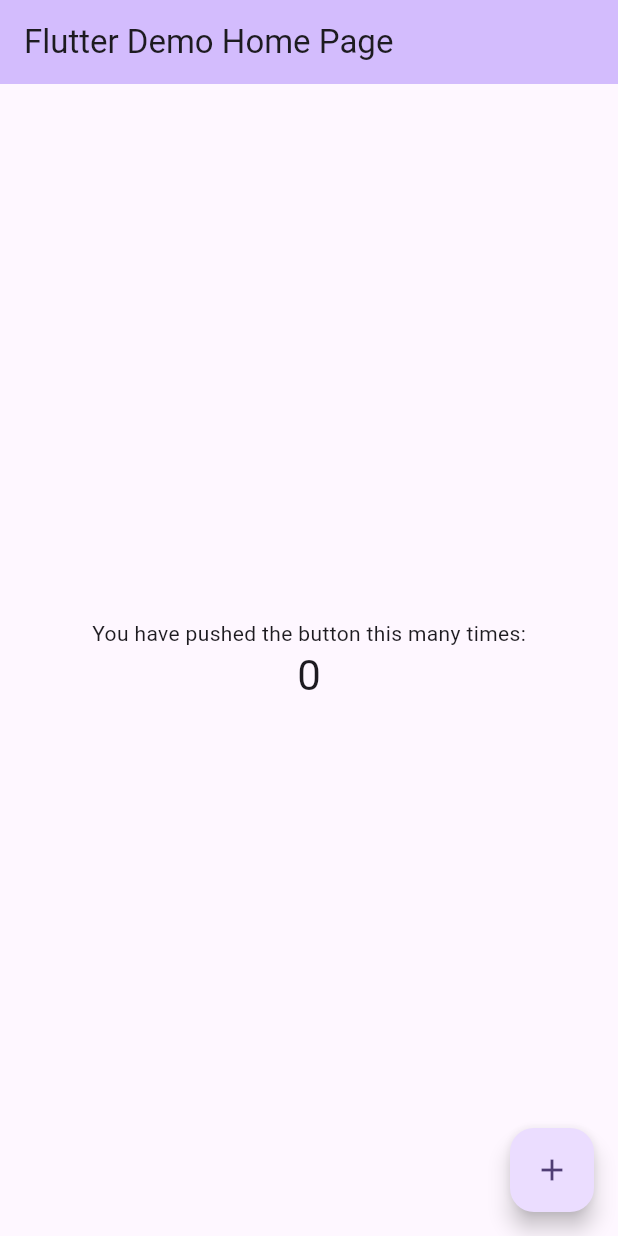
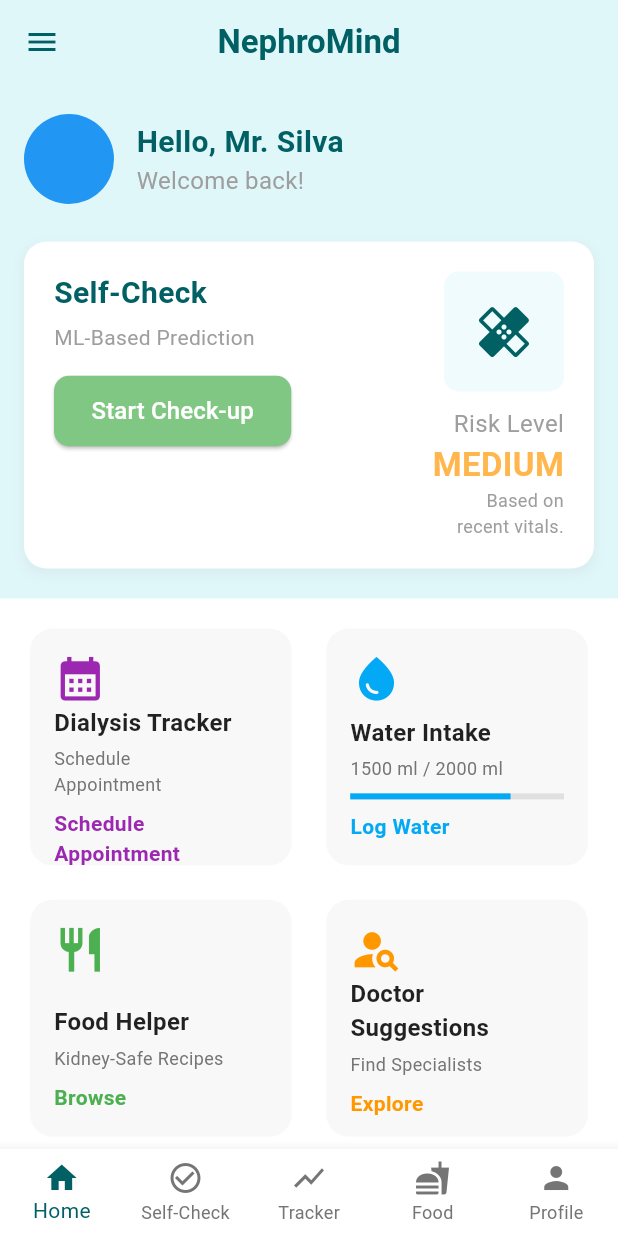
Before and after one commit to nipuni-Gurusinghe/NephroMind-Mobile-application, a Flutter app: the screen it shows after launch, on a phone screen of 412 x 824 dp. Run offline on Flutter 3.47's test engine with Material 3 defaults, Android fonts, the light colour scheme and no system bars.

Commit message:
Main dashboard

```diff
--- /dev/null
+++ b/lib/dashboard_screen.dart
@@ -0,0 +1,399 @@
+import 'package:flutter/material.dart';
+
+class DashboardScreen extends StatelessWidget {
+  const DashboardScreen({super.key});
+
+  @override
+  Widget build(BuildContext context) {
+    // Define the primary color from the UI image
+    const Color primaryBlue = Color(0xFFE0F7FA); // Light blue background for the top section
+    const Color darkBlueText = Color(0xFF006064); // Dark blue for NephroMind text
+    const Color cardBackgroundLight = Color(0xFFF8F8F8); // A very light grey for card backgrounds
+    const Color accentGreen = Color(0xFF81C784); // Green for "Start Check-up" button
+    const Color accentOrange = Color(0xFFFFB74D); // Orange for "Risk Level"
+    const Color accentPurple = Color(0xFF9C27B0); // Purple for "Community Portal" and profile icon
+
+    return Scaffold(
+      backgroundColor: Colors.white,
+      appBar: AppBar(
+        backgroundColor: primaryBlue, // Top section background color
+        elevation: 0,
+        leading: Builder(
+          builder: (context) => IconButton(
+            icon: const Icon(Icons.menu, color: darkBlueText),
+            onPressed: () {
+              // Scaffold.of(context).openDrawer(); // For a drawer
+            },
+          ),
+        ),
+        title: const Text(
+          'NephroMind',
+          style: TextStyle(
+            color: darkBlueText,
+            fontWeight: FontWeight.bold,
+            fontSize: 22,
+          ),
+        ),
+        centerTitle: true,
+        actions: const [
+          Padding(
+            padding: EdgeInsets.only(right: 16.0),
+            child: Icon(Icons.wifi, color: Colors.transparent), // Placeholder for consistent spacing
+          ),
+        ],
+      ),
+      body: SingleChildScrollView(
+        child: Column(
+          crossAxisAlignment: CrossAxisAlignment.start,
+          children: <Widget>[
+            // Top Section (Header and Self-Check Card)
+            Container(
+              padding: const EdgeInsets.symmetric(horizontal: 16.0, vertical: 20.0),
+              color: primaryBlue, // Background for the top section
+              child: Column(
+                crossAxisAlignment: CrossAxisAlignment.start,
+                children: [
+                  Row(
+                    children: [
+                      const CircleAvatar(
+                        radius: 30,
+                        backgroundColor: Colors.blue, // Blue circle as in the image
+                        // backgroundImage: AssetImage('assets/profile_pic.png'), // If you have a profile picture
+                      ),
+                      const SizedBox(width: 15),
+                      Column(
+                        crossAxisAlignment: CrossAxisAlignment.start,
+                        children: const [
+                          Text(
+                            'Hello, Mr. Silva',
+                            style: TextStyle(
+                              fontSize: 20,
+                              fontWeight: FontWeight.w600,
+                              color: darkBlueText,
+                            ),
+                          ),
+                          Text(
+                            'Welcome back!',
+                            style: TextStyle(
+                              fontSize: 16,
+                              color: Colors.grey,
+                            ),
+                          ),
+                        ],
+                      ),
+                    ],
+                  ),
+                  const SizedBox(height: 25),
+                  // Self-Check Card
+                  Container(
+                    padding: const EdgeInsets.all(20.0),
+                    decoration: BoxDecoration(
+                      color: Colors.white,
+                      borderRadius: BorderRadius.circular(15.0),
+                      boxShadow: [
+                        BoxShadow(
+                          color: Colors.grey.withOpacity(0.1),
+                          spreadRadius: 2,
+                          blurRadius: 5,
+                          offset: const Offset(0, 3),
+                        ),
+                      ],
+                    ),
+                    child: Row(
+                      crossAxisAlignment: CrossAxisAlignment.start,
+                      children: [
+                        Expanded(
+                          flex: 3,
+                          child: Column(
+                            crossAxisAlignment: CrossAxisAlignment.start,
+                            children: [
+                              const Text(
+                                'Self-Check',
+                                style: TextStyle(
+                                  fontSize: 20,
+                                  fontWeight: FontWeight.bold,
+                                  color: darkBlueText,
+                                ),
+                              ),
+                              const SizedBox(height: 5),
+                              const Text(
+                                'ML-Based Prediction',
+                                style: TextStyle(
+                                  fontSize: 14,
+                                  color: Colors.grey,
+                                ),
+                              ),
+                              const SizedBox(height: 15),
+                              ElevatedButton(
+                                onPressed: () {
+                                  // Handle Start Check-up
+                                },
+                                style: ElevatedButton.styleFrom(
+                                  backgroundColor: accentGreen, // Green button
+                                  shape: RoundedRectangleBorder(
+                                    borderRadius: BorderRadius.circular(10.0),
+                                  ),
+                                  padding: const EdgeInsets.symmetric(horizontal: 25, vertical: 12),
+                                ),
+                                child: const Text(
+                                  'Start Check-up',
+                                  style: TextStyle(
+                                    color: Colors.white,
+                                    fontSize: 16,
+                                  ),
+                                ),
+                              ),
+                            ],
+                          ),
+                        ),
+                        Expanded(
+                          flex: 2,
+                          child: Column(
+                            crossAxisAlignment: CrossAxisAlignment.end,
+                            children: [
+                              // Placeholder for kidney image as in the original UI
+                              // You might use an Image.asset here
+                              Container(
+                                width: 80,
+                                height: 80,
+                                decoration: BoxDecoration(
+                                  color: primaryBlue.withOpacity(0.5),
+                                  borderRadius: BorderRadius.circular(10),
+                                ),
+                                child: const Center(
+                                  child: Icon(Icons.healing, size: 40, color: darkBlueText),
+                                ),
+                              ),
+                              const SizedBox(height: 10),
+                              const Text(
+                                'Risk Level',
+                                style: TextStyle(
+                                  fontSize: 16,
+                                  color: Colors.grey,
+                                ),
+                              ),
+                              Text(
+                                'MEDIUM',
+                                style: TextStyle(
+                                  fontSize: 22,
+                                  fontWeight: FontWeight.bold,
+                                  color: accentOrange, // Orange text
+                                ),
+                              ),
+                              const Text(
+                                'Based on\nrecent vitals.',
+                                textAlign: TextAlign.right,
+                                style: TextStyle(
+                                  fontSize: 12,
+                                  color: Colors.grey,
+                                ),
+                              ),
+                            ],
+                          ),
+                        ),
+                      ],
+                    ),
+                  ),
+                ],
+              ),
+            ),
+            // Main Grid Section
+            Padding(
+              padding: const EdgeInsets.all(16.0),
+              child: GridView.count(
+                shrinkWrap: true,
+                physics: const NeverScrollableScrollPhysics(),
+                crossAxisCount: 2,
+                crossAxisSpacing: 15.0,
+                mainAxisSpacing: 15.0,
+                childAspectRatio: 1.1, // Adjust to make cards slightly taller
+                children: <Widget>[
+                  _DashboardCard(
+                    icon: Icons.calendar_month,
+                    iconColor: Colors.purple,
+                    title: 'Dialysis Tracker',
+                    subtitle: 'Schedule\nAppointment',
+                    buttonText: 'Schedule Appointment',
+                    onTap: () {},
+                    backgroundColor: cardBackgroundLight,
+                    showButton: true,
+                  ),
+                  _DashboardCard(
+                    icon: Icons.water_drop,
+                    iconColor: Colors.lightBlue,
+                    title: 'Water Intake',
+                    subtitle: '1500 ml / 2000 ml',
+                    progressValue: 0.75, // 1500/2000 = 0.75
+                    buttonText: 'Log Water',
+                    onTap: () {},
+                    backgroundColor: cardBackgroundLight,
+                    showButton: true,
+                  ),
+                  _DashboardCard(
+                    icon: Icons.restaurant,
+                    iconColor: Colors.green,
+                    title: 'Food Helper',
+                    subtitle: 'Kidney-Safe Recipes',
+                    buttonText: 'Browse',
+                    onTap: () {},
+                    backgroundColor: cardBackgroundLight,
+                    showButton: true,
+                  ),
+                  _DashboardCard(
+                    icon: Icons.person_search,
+                    iconColor: Colors.orange,
+                    title: 'Doctor Suggestions',
+                    subtitle: 'Find Specialists',
+                    buttonText: 'Explore',
+                    onTap: () {},
+                    backgroundColor: cardBackgroundLight,
+                    showButton: true,
+                  ),
+                  _DashboardCard(
+                    icon: Icons.people,
+                    iconColor: accentPurple,
+                    title: 'Community Portal',
+                    subtitle: 'Health Tips & More',
+                    buttonText: 'Read Tips',
+                    onTap: () {},
+                    backgroundColor: cardBackgroundLight,
+                    showButton: true,
+                  ),
+                  _DashboardCard(
+                    icon: Icons.campaign,
+                    iconColor: Colors.redAccent,
+                    title: 'Awareness Programs',
+                    subtitle: 'Health Tips & More',
+                    buttonText: 'View More',
+                    onTap: () {},
+                    backgroundColor: cardBackgroundLight,
+                    showButton: true,
+                  ),
+                ],
+              ),
+            ),
+            const SizedBox(height: 20), // Add some bottom spacing
+          ],
+        ),
+      ),
+      bottomNavigationBar: BottomNavigationBar(
+        type: BottomNavigationBarType.fixed, // Ensures all items are visible
+        selectedItemColor: darkBlueText, // Selected icon color
+        unselectedItemColor: Colors.grey[600], // Unselected icon color
+        backgroundColor: Colors.white,
+        currentIndex: 0, // Assuming Home is the initial selected tab
+        onTap: (index) {
+          // Handle navigation here
+        },
+        items: const [
+          BottomNavigationBarItem(
+            icon: Icon(Icons.home),
+            label: 'Home',
+          ),
+          BottomNavigationBarItem(
+            icon: Icon(Icons.check_circle_outline), // Changed to reflect "Self-Check"
+            label: 'Self-Check',
+          ),
+          BottomNavigationBarItem(
+            icon: Icon(Icons.show_chart), // Changed to reflect "Tracker"
+            label: 'Tracker',
+          ),
+          BottomNavigationBarItem(
+            icon: Icon(Icons.fastfood), // Changed to reflect "Food"
+            label: 'Food',
+          ),
+          BottomNavigationBarItem(
+            icon: Icon(Icons.person), // Changed to reflect "Profile"
+            label: 'Profile',
+          ),
+        ],
+      ),
+    );
+  }
+}
+
+// Reusable Widget for Dashboard Cards
+class _DashboardCard extends StatelessWidget {
+  const _DashboardCard({
+    required this.icon,
+    required this.iconColor,
+    required this.title,
+    this.subtitle,
+    this.buttonText,
+    this.onTap,
+    this.backgroundColor = Colors.white,
+    this.progressValue,
+    this.showButton = false,
+  });
+
+  final IconData icon;
+  final Color iconColor;
+  final String title;
+  final String? subtitle;
+  final String? buttonText;
+  final VoidCallback? onTap;
+  final Color backgroundColor;
+  final double? progressValue; // For the progress bar in Water Intake
+  final bool showButton;
+
+  @override
+  Widget build(BuildContext context) {
+    return Card(
+      color: backgroundColor,
+      elevation: 0, // Cards appear flat in the new design
+      shape: RoundedRectangleBorder(
+        borderRadius: BorderRadius.circular(15.0),
+      ),
+      child: InkWell(
+        onTap: onTap,
+        borderRadius: BorderRadius.circular(15.0),
+        child: Padding(
+          padding: const EdgeInsets.all(16.0),
+          child: Column(
+            crossAxisAlignment: CrossAxisAlignment.start,
+            mainAxisAlignment: MainAxisAlignment.spaceBetween,
+            children: <Widget>[
+              Icon(icon, color: iconColor, size: 35),
+              const Spacer(), // Pushes content to top/bottom
+              Text(
+                title,
+                style: const TextStyle(
+                  fontSize: 16,
+                  fontWeight: FontWeight.bold,
+                  color: Colors.black87,
+                ),
+              ),
+              if (subtitle != null) ...[
+                const SizedBox(height: 4),
+                Text(
+                  subtitle!,
+                  style: TextStyle(
+                    fontSize: 12,
+                    color: Colors.grey[600],
+                  ),
+                ),
+              ],
+              if (progressValue != null) ...[
+                const SizedBox(height: 8),
+                LinearProgressIndicator(
+                  value: progressValue!,
+                  backgroundColor: Colors.grey[300],
+                  color: iconColor, // Progress bar color matches icon
+                ),
+              ],
+              const SizedBox(height: 8),
+              if (showButton && buttonText != null) // Conditional button
+                Text(
+                  buttonText!,
+                  style: TextStyle(
+                    color: iconColor, // Button text color matches icon
+                    fontWeight: FontWeight.w600,
+                  ),
+                ),
+            ],
+          ),
+        ),
+      ),
+    );
+  }
+}
--- a/lib/main.dart
+++ b/lib/main.dart
@@ -1,4 +1,5 @@
 import 'package:flutter/material.dart';
+import 'package:nephromind/dashboard_screen.dart'; // Import the new file
 
 void main() {
   runApp(const MyApp());
@@ -7,116 +8,22 @@ void main() {
 class MyApp extends StatelessWidget {
   const MyApp({super.key});
 
-  // This widget is the root of your application.
   @override
   Widget build(BuildContext context) {
     return MaterialApp(
-      title: 'Flutter Demo',
+      title: 'NephroMind Demo',
       theme: ThemeData(
-        // This is the theme of your application.
-        //
-        // TRY THIS: Try running your application with "flutter run". You'll see
-        // the application has a purple toolbar. Then, without quitting the app,
-        // try changing the seedColor in the colorScheme below to Colors.green
-        // and then invoke "hot reload" (save your changes or press the "hot
-        // reload" button in a Flutter-supported IDE, or press "r" if you used
-        // the command line to start the app).
-        //
-        // Notice that the counter didn't reset back to zero; the application
-        // state is not lost during the reload. To reset the state, use hot
-        // restart instead.
-        //
-        // This works for code too, not just values: Most code changes can be
-        // tested with just a hot reload.
-        colorScheme: ColorScheme.fromSeed(seedColor: Colors.deepPurple),
+        // Set your main app theme here
+        colorScheme: ColorScheme.fromSeed(seedColor: const Color(0xFF6A1B9A)), // Using the deep purple color
+        useMaterial3: true,
       ),
-      home: const MyHomePage(title: 'Flutter Demo Home Page'),
+      // Use your new dashboard screen as the home page
+      home: const DashboardScreen(),
     );
   }
 }
 
-class MyHomePage extends StatefulWidget {
-  const MyHomePage({super.key, required this.title});
-
-  // This widget is the home page of your application. It is stateful, meaning
-  // that it has a State object (defined below) that contains fields that affect
-  // how it looks.
-
-  // This class is the configuration for the state. It holds the values (in this
-  // case the title) provided by the parent (in this case the App widget) and
-  // used by the build method of the State. Fields in a Widget subclass are
-  // always marked "final".
-
-  final String title;
-
-  @override
-  State<MyHomePage> createState() => _MyHomePageState();
-}
-
-class _MyHomePageState extends State<MyHomePage> {
-  int _counter = 0;
-
-  void _incrementCounter() {
-    setState(() {
-      // This call to setState tells the Flutter framework that something has
-      // changed in this State, which causes it to rerun the build method below
-      // so that the display can reflect the updated values. If we changed
-      // _counter without calling setState(), then the build method would not be
-      // called again, and so nothing would appear to happen.
-      _counter++;
-    });
-  }
-
-  @override
-  Widget build(BuildContext context) {
-    // This method is rerun every time setState is called, for instance as done
-    // by the _incrementCounter method above.
-    //
-    // The Flutter framework has been optimized to make rerunning build methods
-    // fast, so that you can just rebuild anything that needs updating rather
-    // than having to individually change instances of widgets.
-    return Scaffold(
-      appBar: AppBar(
-        // TRY THIS: Try changing the color here to a specific color (to
-        // Colors.amber, perhaps?) and trigger a hot reload to see the AppBar
-        // change color while the other colors stay the same.
-        backgroundColor: Theme.of(context).colorScheme.inversePrimary,
-        // Here we take the value from the MyHomePage object that was created by
-        // the App.build method, and use it to set our appbar title.
-        title: Text(widget.title),
-      ),
-      body: Center(
-        // Center is a layout widget. It takes a single child and positions it
-        // in the middle of the parent.
-        child: Column(
-          // Column is also a layout widget. It takes a list of children and
-          // arranges them vertically. By default, it sizes itself to fit its
-          // children horizontally, and tries to be as tall as its parent.
-          //
-          // Column has various properties to control how it sizes itself and
-          // how it positions its children. Here we use mainAxisAlignment to
-          // center the children vertically; the main axis here is the vertical
-          // axis because Columns are vertical (the cross axis would be
-          // horizontal).
-          //
-          // TRY THIS: Invoke "debug painting" (choose the "Toggle Debug Paint"
-          // action in the IDE, or press "p" in the console), to see the
-          // wireframe for each widget.
-          mainAxisAlignment: MainAxisAlignment.center,
-          children: <Widget>[
-            const Text('You have pushed the button this many times:'),
-            Text(
-              '$_counter',
-              style: Theme.of(context).textTheme.headlineMedium,
-            ),
-          ],
-        ),
-      ),
-      floatingActionButton: FloatingActionButton(
-        onPressed: _incrementCounter,
-        tooltip: 'Increment',
-        child: const Icon(Icons.add),
-      ), // This trailing comma makes auto-formatting nicer for build methods.
-    );
-  }
-}
+// The MyHomePage, _MyHomePageState, and the main.dart counter logic
+// are no longer needed if this screen is the new home.
+// You can delete them, or keep them if you plan to use them elsewhere.
+// But for the purpose of the new UI, you only need MyApp() and DashboardScreen().
```
